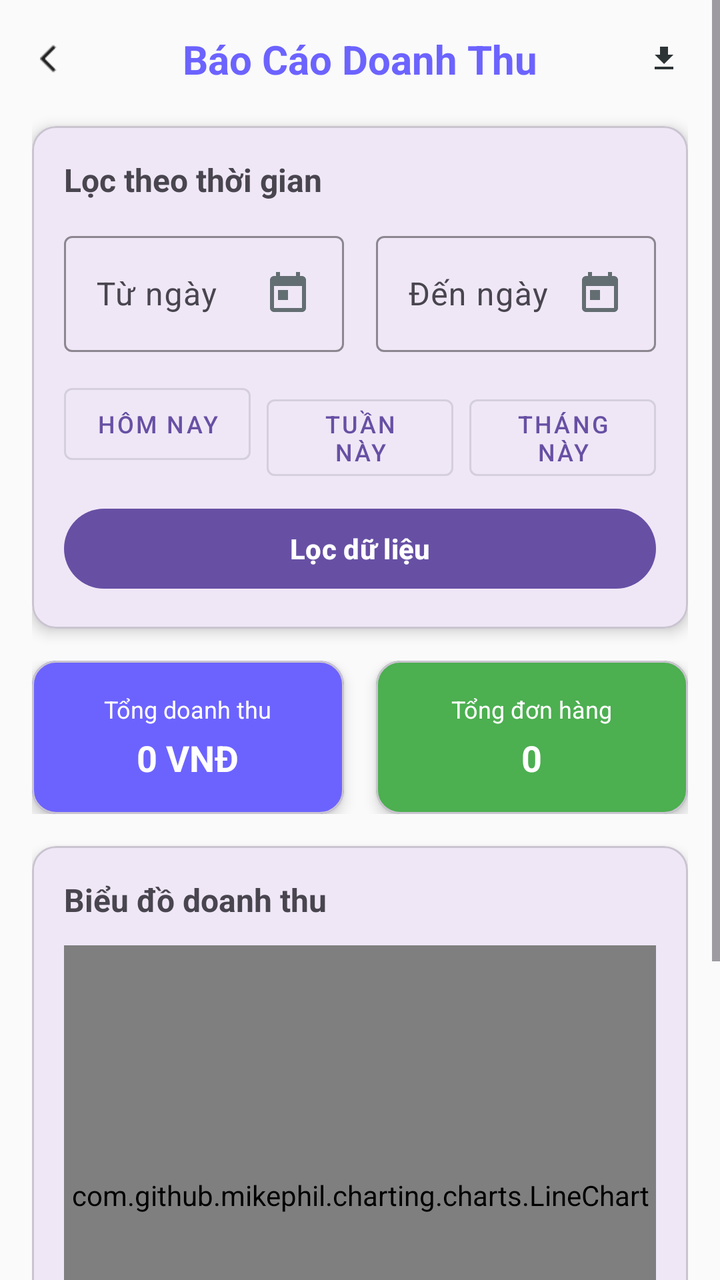
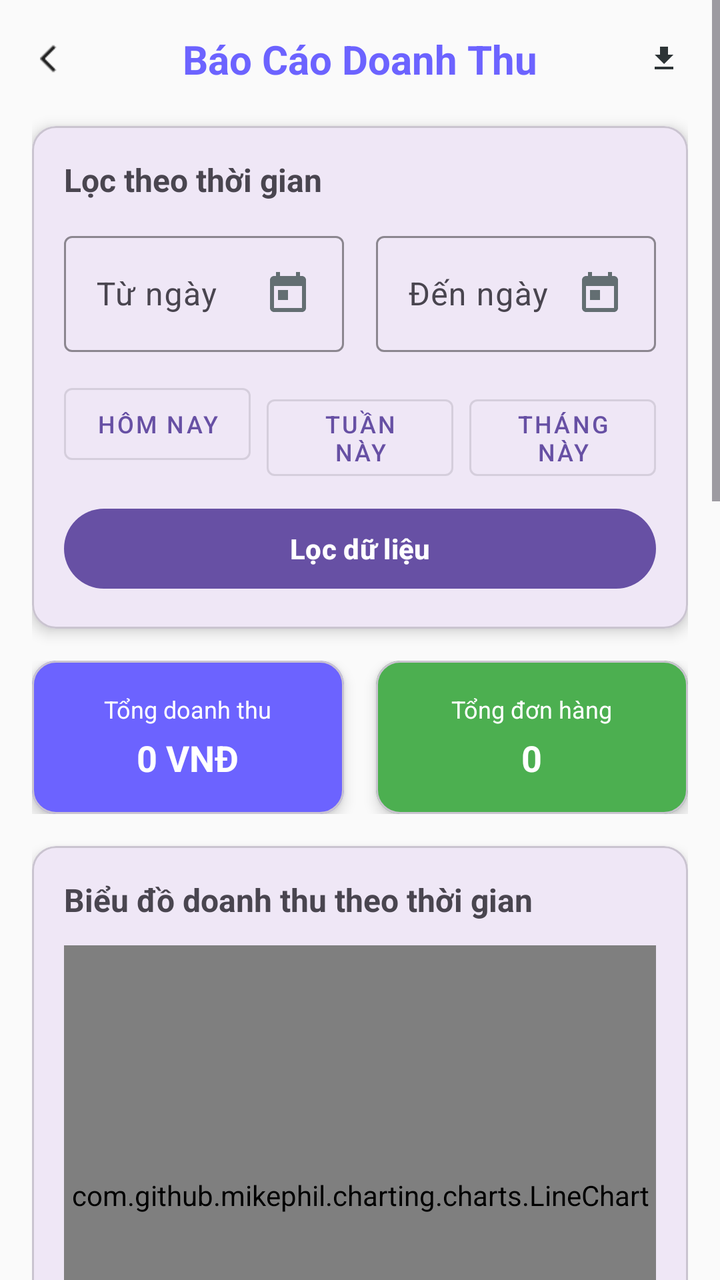

Two renders of the same Android screen: before a commit and after it. Below are the layout's source before the change and the commit's diff.
<!-- AndroidManifest.xml: application theme Theme.MyApplication -->
<!-- res/layout/activity_bao_cao_doanh_thu.xml -->
<?xml version="1.0" encoding="utf-8"?>
<ScrollView xmlns:android="http://schemas.android.com/apk/res/android"
    xmlns:app="http://schemas.android.com/apk/res-auto"
    xmlns:tools="http://schemas.android.com/tools"
    android:layout_width="match_parent"
    android:layout_height="match_parent"
    android:background="@color/background_color"
    tools:context=".admin.BaoCaoDoanhThuActivity">

    <LinearLayout
        android:layout_width="match_parent"
        android:layout_height="wrap_content"
        android:orientation="vertical"
        android:padding="16dp">

        
        <LinearLayout
            android:layout_width="match_parent"
            android:layout_height="wrap_content"
            android:orientation="horizontal"
            android:gravity="center_vertical"
            android:layout_marginBottom="20dp">

            <ImageView
                android:id="@+id/btnBack"
                android:layout_width="24dp"
                android:layout_height="24dp"
                android:src="@drawable/ic_back"
                android:background="?attr/selectableItemBackgroundBorderless"
                android:padding="4dp" />

            <TextView
                android:layout_width="0dp"
                android:layout_height="wrap_content"
                android:layout_weight="1"
                android:text="Báo Cáo Doanh Thu"
                android:textSize="20sp"
                android:textStyle="bold"
                android:textColor="@color/primary_color"
                android:gravity="center" />

            <ImageView
                android:id="@+id/btnExport"
                android:layout_width="24dp"
                android:layout_height="24dp"
                android:src="@drawable/ic_download"
                android:background="?attr/selectableItemBackgroundBorderless"
                android:padding="4dp" />

        </LinearLayout>

        
        <com.google.android.material.card.MaterialCardView
            android:layout_width="match_parent"
            android:layout_height="wrap_content"
            android:layout_marginBottom="16dp"
            app:cardCornerRadius="12dp"
            app:cardElevation="4dp">

            <LinearLayout
                android:layout_width="match_parent"
                android:layout_height="wrap_content"
                android:orientation="vertical"
                android:padding="16dp">

                <TextView
                    android:layout_width="wrap_content"
                    android:layout_height="wrap_content"
                    android:text="Lọc theo thời gian"
                    android:textSize="16sp"
                    android:textStyle="bold"
                    android:layout_marginBottom="12dp" />

                <LinearLayout
                    android:layout_width="match_parent"
                    android:layout_height="wrap_content"
                    android:orientation="horizontal"
                    android:gravity="center_vertical">

                    <com.google.android.material.textfield.TextInputLayout
                        android:id="@+id/layoutFromDate"
                        android:layout_width="0dp"
                        android:layout_height="wrap_content"
                        android:layout_weight="1"
                        android:layout_marginEnd="8dp"
                        app:boxStrokeColor="@color/primary_color"
                        app:hintTextColor="@color/primary_color">

                        <com.google.android.material.textfield.TextInputEditText
                            android:id="@+id/edtFromDate"
                            android:layout_width="match_parent"
                            android:layout_height="wrap_content"
                            android:hint="Từ ngày"
                            android:focusable="false"
                            android:clickable="true"
                            android:drawableEnd="@drawable/ic_calendar" />

                    </com.google.android.material.textfield.TextInputLayout>

                    <com.google.android.material.textfield.TextInputLayout
                        android:id="@+id/layoutToDate"
                        android:layout_width="0dp"
                        android:layout_height="wrap_content"
                        android:layout_weight="1"
                        android:layout_marginStart="8dp"
                        app:boxStrokeColor="@color/primary_color"
                        app:hintTextColor="@color/primary_color">

                        <com.google.android.material.textfield.TextInputEditText
                            android:id="@+id/edtToDate"
                            android:layout_width="match_parent"
                            android:layout_height="wrap_content"
                            android:hint="Đến ngày"
                            android:focusable="false"
                            android:clickable="true"
                            android:drawableEnd="@drawable/ic_calendar" />

                    </com.google.android.material.textfield.TextInputLayout>

                </LinearLayout>

                <LinearLayout
                    android:layout_width="match_parent"
                    android:layout_height="wrap_content"
                    android:orientation="horizontal"
                    android:layout_marginTop="12dp">

                    <com.google.android.material.button.MaterialButton
                        android:id="@+id/btnToday"
                        android:layout_width="0dp"
                        android:layout_height="wrap_content"
                        android:layout_weight="1"
                        android:layout_marginEnd="4dp"
                        android:text="Hôm nay"
                        android:textSize="12sp"
                        style="@style/Widget.MaterialComponents.Button.OutlinedButton" />

                    <com.google.android.material.button.MaterialButton
                        android:id="@+id/btnThisWeek"
                        android:layout_width="0dp"
                        android:layout_height="wrap_content"
                        android:layout_weight="1"
                        android:layout_marginHorizontal="4dp"
                        android:text="Tuần này"
                        android:textSize="12sp"
                        style="@style/Widget.MaterialComponents.Button.OutlinedButton" />

                    <com.google.android.material.button.MaterialButton
                        android:id="@+id/btnThisMonth"
                        android:layout_width="0dp"
                        android:layout_height="wrap_content"
                        android:layout_weight="1"
                        android:layout_marginStart="4dp"
                        android:text="Tháng này"
                        android:textSize="12sp"
                        style="@style/Widget.MaterialComponents.Button.OutlinedButton" />

                </LinearLayout>

                <com.google.android.material.button.MaterialButton
                    android:id="@+id/btnFilter"
                    android:layout_width="match_parent"
                    android:layout_height="wrap_content"
                    android:layout_marginTop="12dp"
                    android:text="Lọc dữ liệu"
                    android:textStyle="bold" />

            </LinearLayout>

        </com.google.android.material.card.MaterialCardView>

        
        <LinearLayout
            android:layout_width="match_parent"
            android:layout_height="wrap_content"
            android:orientation="horizontal"
            android:layout_marginBottom="16dp">

            <com.google.android.material.card.MaterialCardView
                android:layout_width="0dp"
                android:layout_height="wrap_content"
                android:layout_weight="1"
                android:layout_marginEnd="8dp"
                app:cardCornerRadius="12dp"
                app:cardElevation="4dp"
                app:cardBackgroundColor="@color/primary_color">

                <LinearLayout
                    android:layout_width="match_parent"
                    android:layout_height="wrap_content"
                    android:orientation="vertical"
                    android:padding="16dp"
                    android:gravity="center">

                    <TextView
                        android:layout_width="wrap_content"
                        android:layout_height="wrap_content"
                        android:text="Tổng doanh thu"
                        android:textColor="@android:color/white"
                        android:textSize="12sp" />

                    <TextView
                        android:id="@+id/tvTotalRevenue"
                        android:layout_width="wrap_content"
                        android:layout_height="wrap_content"
                        android:text="0 VNĐ"
                        android:textColor="@android:color/white"
                        android:textSize="18sp"
                        android:textStyle="bold"
                        android:layout_marginTop="4dp" />

                </LinearLayout>

            </com.google.android.material.card.MaterialCardView>

            <com.google.android.material.card.MaterialCardView
                android:layout_width="0dp"
                android:layout_height="wrap_content"
                android:layout_weight="1"
                android:layout_marginStart="8dp"
                app:cardCornerRadius="12dp"
                app:cardElevation="4dp"
                app:cardBackgroundColor="@color/success_color">

                <LinearLayout
                    android:layout_width="match_parent"
                    android:layout_height="wrap_content"
                    android:orientation="vertical"
                    android:padding="16dp"
                    android:gravity="center">

                    <TextView
                        android:layout_width="wrap_content"
                        android:layout_height="wrap_content"
                        android:text="Tổng đơn hàng"
                        android:textColor="@android:color/white"
                        android:textSize="12sp" />

                    <TextView
                        android:id="@+id/tvTotalOrders"
                        android:layout_width="wrap_content"
                        android:layout_height="wrap_content"
                        android:text="0"
                        android:textColor="@android:color/white"
                        android:textSize="18sp"
                        android:textStyle="bold"
                        android:layout_marginTop="4dp" />

                </LinearLayout>

            </com.google.android.material.card.MaterialCardView>

        </LinearLayout>

        
        <com.google.android.material.card.MaterialCardView
            android:layout_width="match_parent"
            android:layout_height="wrap_content"
            android:layout_marginBottom="16dp"
            app:cardCornerRadius="12dp"
            app:cardElevation="4dp">

            <LinearLayout
                android:layout_width="match_parent"
                android:layout_height="wrap_content"
                android:orientation="vertical"
                android:padding="16dp">

                <TextView
                    android:layout_width="wrap_content"
                    android:layout_height="wrap_content"
                    android:text="Biểu đồ doanh thu"
                    android:textSize="16sp"
                    android:textStyle="bold"
                    android:layout_marginBottom="12dp" />

                <com.github.mikephil.charting.charts.LineChart
                    android:id="@+id/lineChart"
                    android:layout_width="match_parent"
                    android:layout_height="250dp"
                    tools:ignore="MissingClass" />

            </LinearLayout>

        </com.google.android.material.card.MaterialCardView>

        
        <com.google.android.material.card.MaterialCardView
            android:layout_width="match_parent"
            android:layout_height="wrap_content"
            android:layout_marginBottom="16dp"
            app:cardCornerRadius="12dp"
            app:cardElevation="4dp">

            <LinearLayout
                android:layout_width="match_parent"
                android:layout_height="wrap_content"
                android:orientation="vertical"
                android:padding="16dp">

                <TextView
                    android:layout_width="wrap_content"
                    android:layout_height="wrap_content"
                    android:text="Sản phẩm bán chạy"
                    android:textSize="16sp"
                    android:textStyle="bold"
                    android:layout_marginBottom="12dp" />

                <androidx.recyclerview.widget.RecyclerView
                    android:id="@+id/recyclerViewTopProducts"
                    android:layout_width="match_parent"
                    android:layout_height="wrap_content"
                    android:nestedScrollingEnabled="false" />

            </LinearLayout>

        </com.google.android.material.card.MaterialCardView>

        


        
        <ProgressBar
            android:id="@+id/progressBar"
            android:layout_width="wrap_content"
            android:layout_height="wrap_content"
            android:layout_gravity="center"
            android:layout_marginTop="20dp"
            android:visibility="gone" />

    </LinearLayout>

</ScrollView>
<!-- resources referenced by this layout -->
<resources>
  <color name="background_color">#FAFAFA</color>
  <color name="primary_color">#6C63FF</color>
  <color name="success_color">#4CAF50</color>
  <!-- drawable ic_back: png bitmap (drawable, 215 bytes) -->
  <!-- drawable ic_calendar (drawable) -->
  <?xml version="1.0" encoding="utf-8"?>
  <vector xmlns:android="http://schemas.android.com/apk/res/android"
      android:width="24dp"
      android:height="24dp"
      android:viewportWidth="24"
      android:viewportHeight="24">
      <path
          android:fillColor="@color/text_secondary"
          android:pathData="M19,3h-1V1h-2v2H8V1H6v2H5c-1.1,0 -2,0.9 -2,2v14c0,1.1 0.9,2 2,2h14c1.1,0 2,-0.9 2,-2V5c0,-1.1 -0.9,-2 -2,-2zM19,19H5V8h14v11zM7,10h5v5H7z"/>
  </vector>
  <!-- drawable ic_download (drawable) -->
  <vector xmlns:android="http://schemas.android.com/apk/res/android"
      android:width="24dp"
      android:height="24dp"
      android:viewportWidth="24"
      android:viewportHeight="24">
      <path
          android:fillColor="@color/text_primary"
          android:pathData="M19,9h-4V3H9v6H5l7,7 7,-7zM5,18v2h14v-2H5z"/>
  </vector>
  <style name="Theme.MyApplication" parent="Base.Theme.MyApplication" />
  <color name="text_secondary">#636E72</color>
  <color name="text_primary">#2D3436</color>
  <style name="Base.Theme.MyApplication" parent="Theme.Material3.DayNight.NoActionBar">
          
          
      </style>
</resources>

<!-- the commit's change to res/layout/activity_bao_cao_doanh_thu.xml (unified diff, before → after) -->
@@ -269,7 +269,7 @@
                 <TextView
                     android:layout_width="wrap_content"
                     android:layout_height="wrap_content"
-                    android:text="Biểu đồ doanh thu"
+                    android:text="Biểu đồ doanh thu theo thời gian"
                     android:textSize="16sp"
                     android:textStyle="bold"
                     android:layout_marginBottom="12dp" />
@@ -285,6 +285,78 @@
         </com.google.android.material.card.MaterialCardView>
 
         
+        <LinearLayout
+            android:layout_width="match_parent"
+            android:layout_height="wrap_content"
+            android:orientation="vertical"
+            android:layout_marginBottom="16dp">
+
+            
+            <com.google.android.material.card.MaterialCardView
+                android:layout_width="match_parent"
+                android:layout_height="wrap_content"
+                android:layout_marginBottom="16dp"
+                app:cardCornerRadius="12dp"
+                app:cardElevation="4dp">
+
+                <LinearLayout
+                    android:layout_width="match_parent"
+                    android:layout_height="wrap_content"
+                    android:orientation="vertical"
+                    android:padding="16dp">
+
+                    <TextView
+                        android:layout_width="wrap_content"
+                        android:layout_height="wrap_content"
+                        android:text="Phân bố doanh thu theo loại đơn hàng"
+                        android:textSize="16sp"
+                        android:textStyle="bold"
+                        android:layout_marginBottom="12dp" />
+
+                    <com.github.mikephil.charting.charts.PieChart
+                        android:id="@+id/pieChart"
+                        android:layout_width="match_parent"
+                        android:layout_height="300dp"
+                        tools:ignore="MissingClass" />
+
+                </LinearLayout>
+
+            </com.google.android.material.card.MaterialCardView>
+
+            
+            <com.google.android.material.card.MaterialCardView
+                android:layout_width="match_parent"
+                android:layout_height="wrap_content"
+                app:cardCornerRadius="12dp"
+                app:cardElevation="4dp">
+
+                <LinearLayout
+                    android:layout_width="match_parent"
+                    android:layout_height="wrap_content"
+                    android:orientation="vertical"
+                    android:padding="16dp">
+
+                    <TextView
+                        android:layout_width="wrap_content"
+                        android:layout_height="wrap_content"
+                        android:text="Top 5 sản phẩm bán chạy (theo số lượng)"
+                        android:textSize="16sp"
+                        android:textStyle="bold"
+                        android:layout_marginBottom="12dp" />
+
+                    <com.github.mikephil.charting.charts.BarChart
+                        android:id="@+id/barChart"
+                        android:layout_width="match_parent"
+                        android:layout_height="300dp"
+                        tools:ignore="MissingClass" />
+
+                </LinearLayout>
+
+            </com.google.android.material.card.MaterialCardView>
+
+        </LinearLayout>
+
+        
         <com.google.android.material.card.MaterialCardView
             android:layout_width="match_parent"
             android:layout_height="wrap_content"
@@ -301,7 +373,7 @@
                 <TextView
                     android:layout_width="wrap_content"
                     android:layout_height="wrap_content"
-                    android:text="Sản phẩm bán chạy"
+                    android:text="Sản phẩm bán chạy (theo doanh thu)"
                     android:textSize="16sp"
                     android:textStyle="bold"
                     android:layout_marginBottom="12dp" />
@@ -317,9 +389,6 @@
         </com.google.android.material.card.MaterialCardView>
 
         
-
-
-        
         <ProgressBar
             android:id="@+id/progressBar"
             android:layout_width="wrap_content"
